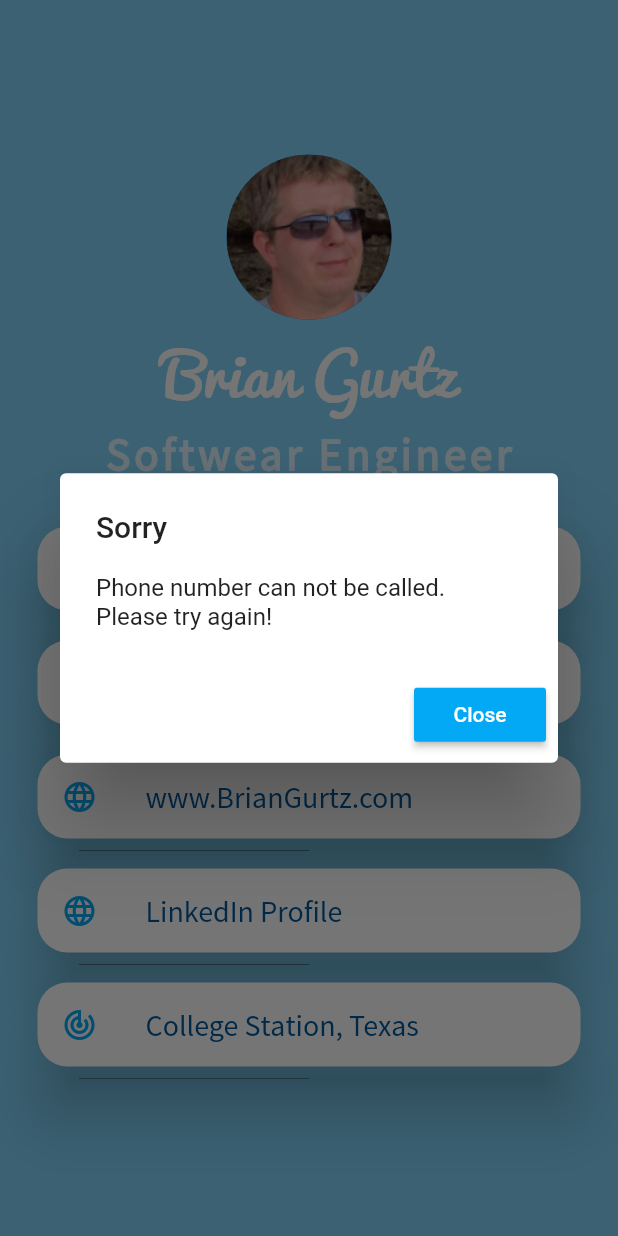
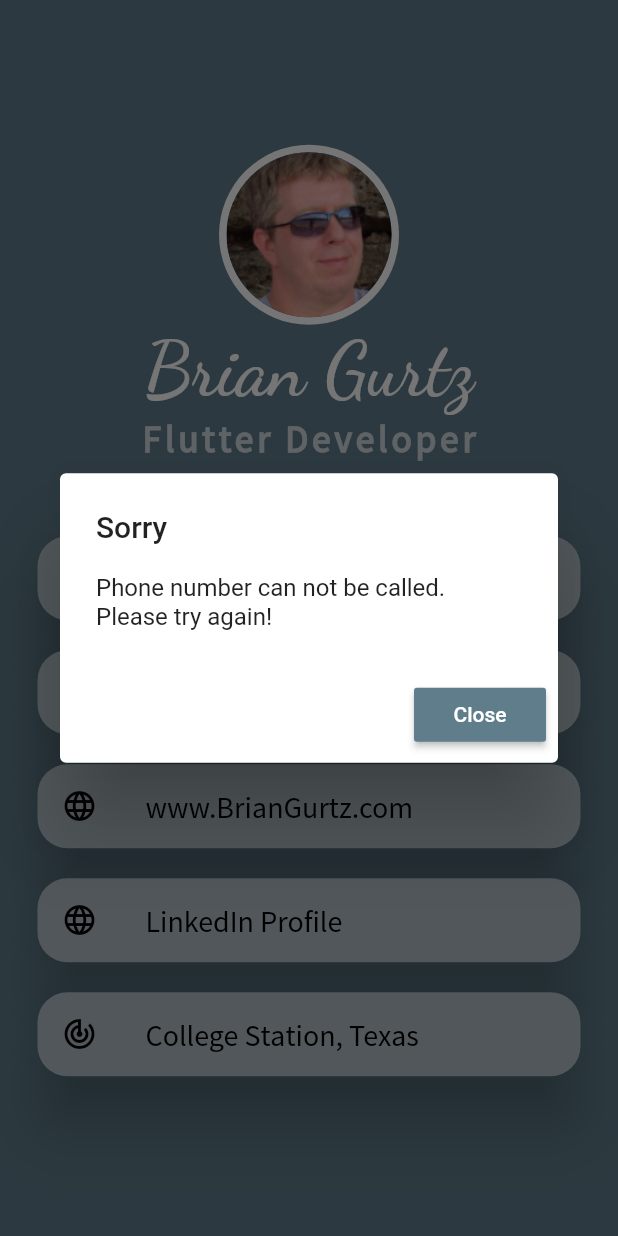
Before and after one commit to bgurtz/flutter_landing_page_with_contact, a Flutter app: the screen it shows after launch, after a tap on "573 433 9481", on a phone screen of 412 x 824 dp. Run offline on Flutter 3.47's test engine with Material 2 defaults, Android fonts, the phone set to English and light mode, and no system bars.

Commit message:
Changed color profile

```diff
--- a/lib/main.dart
+++ b/lib/main.dart
@@ -32,7 +32,7 @@ class Home extends StatelessWidget {
       content: Text(msg),
       actions: <Widget>[
         RaisedButton(
-          color: Colors.lightBlue,
+          color: Colors.blueGrey,
           onPressed: () {
             Navigator.pop(context);
           },
@@ -53,33 +53,38 @@ class Home extends StatelessWidget {
   @override
   Widget build(BuildContext context) {
     return Scaffold(
-      backgroundColor: Colors.lightBlue[200],
+      backgroundColor: Colors.blueGrey,
       body: SafeArea(
         child: Column(
           mainAxisAlignment: MainAxisAlignment.center,
           children: <Widget>[
             //Image.asset("assets/images/bg.jpg"),
             CircleAvatar(
+              radius: 60,
+              backgroundColor: Colors.white,
+              child: CircleAvatar(
               radius: 55,
               backgroundImage: AssetImage("assets/images/bg.jpg"),
+              ),
             ),
+
 
             // Below we have built two Text widgets.
             //  We have also used custom Fonts
 
             Text("Brian Gurtz",
               style: TextStyle(
-                fontSize: 40.0,
+                fontSize: 50.0,
                 color: Colors.white,
                 //fontWeight: FontWeight.bold,
-                fontFamily: 'Pacifico',
+                fontFamily: 'DancingScript',
               ),
             ),
 
-            Text("Softwear Engineer",
+            Text("Flutter Developer",
               style: TextStyle(
-                fontSize: 30.0,
-                color: Colors.lightBlue[50],
+                fontSize: 25.0,
+                color: Colors.white70,
                 letterSpacing: 2.5,
                 fontWeight: FontWeight.bold,
                 fontFamily: 'Source Sans Pro',
@@ -87,17 +92,18 @@ class Home extends StatelessWidget {
             ),
 
             SizedBox(
-              height: 20,
+              height: 40,
               width: 200,
               child: Divider(
-                //thickness: 1.0,
-                color: Colors.lightBlue.shade700,
+                thickness: 1.0,
+                color: Colors.black,
               ),
             ),
 
             // Below we have used our reusable widget ' Info_Card ' and made 4 card buttons.
 
             InfoCard(
+
               text: phone,
               icon: Icons.phone,
               onPressed: () async {
@@ -140,7 +146,7 @@ class Home extends StatelessWidget {
             // On the website I replaced the ' text: url '
             // with a text string to make it dispaly the text the way I wanted on the card.
             // not doing this it would have displayed http://briangurtz.com
-            // with url launcher you have to have teh site start with http://
+            // with url launcher you have to have the site start with http://
 
             InfoCard(
               // text: url,
--- a/lib/widgets/info_card.dart
+++ b/lib/widgets/info_card.dart
@@ -19,19 +19,19 @@ class InfoCard extends StatelessWidget {
                 borderRadius: BorderRadius.circular(20.0),
               ),
               elevation: 18.0,
-              color: Colors.white,
+              color: Colors.blueGrey[200],
               margin: EdgeInsets.symmetric(vertical: 10.0, horizontal: 25.0),
               child: ListTile(
                 leading: Icon(
                   icon,
-                  color: Colors.lightBlue,
+                  color: Colors.black,
                 ),
 
                 title: Text(text,
                   style: TextStyle(
                     fontFamily: 'Source Sans Pro',
                     fontSize: 20.0,
-                    color: Colors.lightBlue.shade900,
+                    color: Colors.black,
                   ),
                 ),
               ),
--- a/pubspec.yaml
+++ b/pubspec.yaml
@@ -58,9 +58,9 @@ flutter:
   # list giving the asset and other descriptors for the font. For
   # example:
   fonts:
-   - family: Pacifico
+   - family: DancingScript
      fonts:
-       - asset: assets/fonts/Pacifico.ttf
+       - asset: assets/fonts/DancingScript-SemiBold.ttf
    - family: Source Sans Pro
      fonts:
        - asset: assets/fonts/SourceSansPro-Regular.ttf
```
Also changed, not shown: assets/fonts/DancingScript-SemiBold.ttf (added), pubspec.lock, 2 other files.
